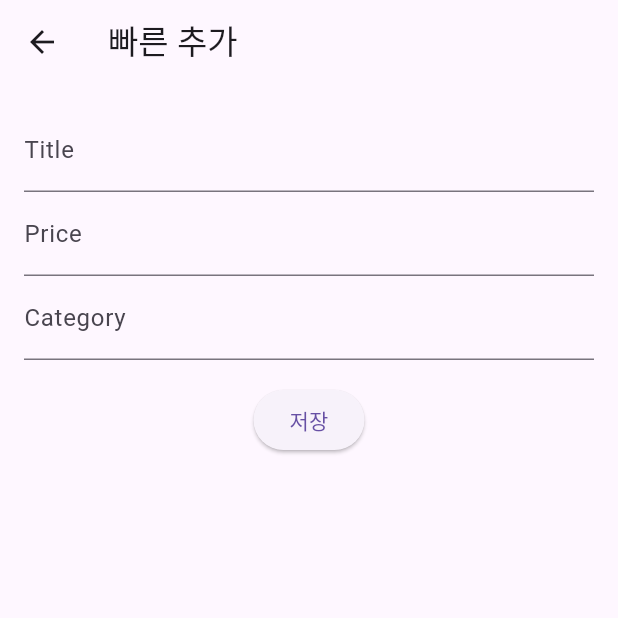
After one commit to kimhyunseo/tum, a Flutter app: the LinkImportPage screen opened directly, after a tap on "저장", on a phone screen of 412 x 824 dp, the top half of it. The commit adds this screen. Run offline on Flutter 3.47's test engine with Material 3 defaults, Android fonts, the phone set to English and light mode, and no system bars; our stand-ins replace firebase_core, fl_chart, flutter_local_notifications, flutter_riverpod, image_picker, permission_handler and 1 more; missing offline and left inert: receive_sharing_intent; accounts and stored records are empty.

Commit message:
한국어: 링크 공유/입력 기반 빠른 추가 기능

```diff
--- a/tum/lib/src/features/tum/models/purchase_record.dart
+++ b/tum/lib/src/features/tum/models/purchase_record.dart
@@ -9,6 +9,8 @@ class PurchaseRecord {
   final DateTime createdAt;
   final DateTime? thinkUntil;
   final String status; // thinking | bought | skipped
+  final String? imageUrl;
+  final String? sourceUrl;
 
   PurchaseRecord({
     required this.id,
@@ -19,10 +21,14 @@ class PurchaseRecord {
     required this.createdAt,
     this.thinkUntil,
     this.status = 'thinking',
+    this.imageUrl,
+    this.sourceUrl,
   });
 
   PurchaseRecord copyWith({
     String? status,
+    String? imageUrl,
+    String? sourceUrl,
   }) {
     return PurchaseRecord(
       id: id,
@@ -33,6 +39,8 @@ class PurchaseRecord {
       createdAt: createdAt,
       thinkUntil: thinkUntil,
       status: status ?? this.status,
+      imageUrl: imageUrl ?? this.imageUrl,
+      sourceUrl: sourceUrl ?? this.sourceUrl,
     );
   }
 
@@ -45,6 +53,8 @@ class PurchaseRecord {
         'createdAt': createdAt.toIso8601String(),
         'thinkUntil': thinkUntil?.toIso8601String(),
         'status': status,
+        'imageUrl': imageUrl,
+        'sourceUrl': sourceUrl,
       };
 
   static PurchaseRecord fromJson(Map<String, dynamic> json) {
@@ -59,6 +69,8 @@ class PurchaseRecord {
           ? DateTime.parse(json['thinkUntil'])
           : null,
       status: json['status'] ?? 'thinking',
+      imageUrl: json['imageUrl'],
+      sourceUrl: json['sourceUrl'],
     );
   }
 
--- /dev/null
+++ b/tum/lib/src/features/tum/ui/link_import_page.dart
@@ -0,0 +1,146 @@
+import 'package:flutter/material.dart';
+import 'package:flutter_riverpod/flutter_riverpod.dart';
+import 'package:uuid/uuid.dart';
+import '../../wishlist/parsers/product_parser.dart';
+import '../../wishlist/models/product_parse_result.dart';
+import '../models/purchase_record.dart';
+import '../providers/purchase_record_provider.dart';
+
+class LinkInputPage extends StatefulWidget {
+  const LinkInputPage({super.key});
+
+  @override
+  State<LinkInputPage> createState() => _LinkInputPageState();
+}
+
+class _LinkInputPageState extends State<LinkInputPage> {
+  final _urlCtrl = TextEditingController();
+  bool _loading = false;
+
+  @override
+  Widget build(BuildContext context) {
+    return Scaffold(
+      appBar: AppBar(title: const Text('링크로 추가')),
+      body: Padding(
+        padding: const EdgeInsets.all(16),
+        child: Column(
+          children: [
+            TextField(
+              controller: _urlCtrl,
+              decoration: const InputDecoration(labelText: '상품 링크 입력'),
+            ),
+            const SizedBox(height: 12),
+            ElevatedButton(
+              onPressed: _loading ? null : _parse,
+              child: _loading
+                  ? const SizedBox(
+                      width: 18,
+                      height: 18,
+                      child: CircularProgressIndicator(strokeWidth: 2),
+                    )
+                  : const Text('가져오기'),
+            )
+          ],
+        ),
+      ),
+    );
+  }
+
+  Future<void> _parse() async {
+    final url = _urlCtrl.text.trim();
+    if (url.isEmpty) return;
+    setState(() => _loading = true);
+    final res = await ProductParser.parseFromUrl(url);
+    if (!mounted) return;
+    setState(() => _loading = false);
+    Navigator.push(
+      context,
+      MaterialPageRoute(
+        builder: (_) => LinkImportPage(parseResult: res),
+      ),
+    );
+  }
+}
+
+class LinkImportPage extends ConsumerStatefulWidget {
+  final ProductParseResult? parseResult;
+  final Map<String, dynamic>? fromShare;
+  const LinkImportPage({super.key, this.parseResult, this.fromShare});
+
+  @override
+  ConsumerState<LinkImportPage> createState() => _LinkImportPageState();
+}
+
+class _LinkImportPageState extends ConsumerState<LinkImportPage> {
+  late TextEditingController _titleCtrl;
+  late TextEditingController _priceCtrl;
+  late TextEditingController _categoryCtrl;
+
+  @override
+  void initState() {
+    super.initState();
+    final title = widget.parseResult?.title ?? widget.fromShare?['title'] ?? '';
+    final price = widget.parseResult?.price?.toString() ??
+        widget.fromShare?['price']?.toString() ??
+        '';
+    final category =
+        widget.parseResult?.category ?? widget.fromShare?['category'] ?? '';
+    _titleCtrl = TextEditingController(text: title);
+    _priceCtrl = TextEditingController(text: price);
+    _categoryCtrl = TextEditingController(text: category);
+  }
+
+  @override
+  Widget build(BuildContext context) {
+    return Scaffold(
+      appBar: AppBar(title: const Text('빠른 추가')),
+      body: Padding(
+        padding: const EdgeInsets.all(16),
+        child: Column(
+          children: [
+            if ((widget.parseResult?.imageUrl ?? widget.fromShare?['image']) != null)
+              Image.network(
+                (widget.parseResult?.imageUrl ?? widget.fromShare?['image']) as String,
+                height: 150,
+              ),
+            TextField(
+              controller: _titleCtrl,
+              decoration: const InputDecoration(labelText: 'Title'),
+            ),
+            TextField(
+              controller: _priceCtrl,
+              decoration: const InputDecoration(labelText: 'Price'),
+              keyboardType: TextInputType.number,
+            ),
+            TextField(
+              controller: _categoryCtrl,
+              decoration: const InputDecoration(labelText: 'Category'),
+            ),
+            const SizedBox(height: 16),
+            ElevatedButton(onPressed: _save, child: const Text('저장')),
+          ],
+        ),
+      ),
+    );
+  }
+
+  void _save() {
+    final title = _titleCtrl.text.trim();
+    if (title.isEmpty) return;
+    final amount = double.tryParse(_priceCtrl.text.trim()) ?? 0;
+    final record = PurchaseRecord(
+      id: const Uuid().v4(),
+      title: title,
+      category: _categoryCtrl.text.trim(),
+      amount: amount,
+      emotion: '',
+      createdAt: DateTime.now(),
+      thinkUntil: null,
+      status: 'thinking',
+      imageUrl: widget.parseResult?.imageUrl ?? widget.fromShare?['image'],
+      sourceUrl: widget.parseResult?.sourceUrl ?? widget.fromShare?['source'],
+    );
+    ref.read(purchaseRecordProvider.notifier).add(record);
+    Navigator.pop(context);
+  }
+}
--- a/tum/lib/src/features/tum/ui/record_page.dart
+++ b/tum/lib/src/features/tum/ui/record_page.dart
@@ -15,6 +15,9 @@ class RecordPage extends ConsumerWidget {
         itemBuilder: (context, i) {
           final r = records[i];
           return ListTile(
+            leading: r.imageUrl != null
+                ? Image.network(r.imageUrl!, width: 48, height: 48, fit: BoxFit.cover)
+                : null,
             title: Text(r.title),
             subtitle: Text('${r.category} • ${r.emotion}'),
             trailing: Text(r.status),
```
Also changed, not shown: tum/lib/src/features/tum/ui/home_page.dart (+9 -0 lines), tum/lib/src/features/tum/ui/tum_root_page.dart (+14 -0 lines), tum/lib/src/features/wishlist/receive_share_service.dart (+23 -2 lines).
